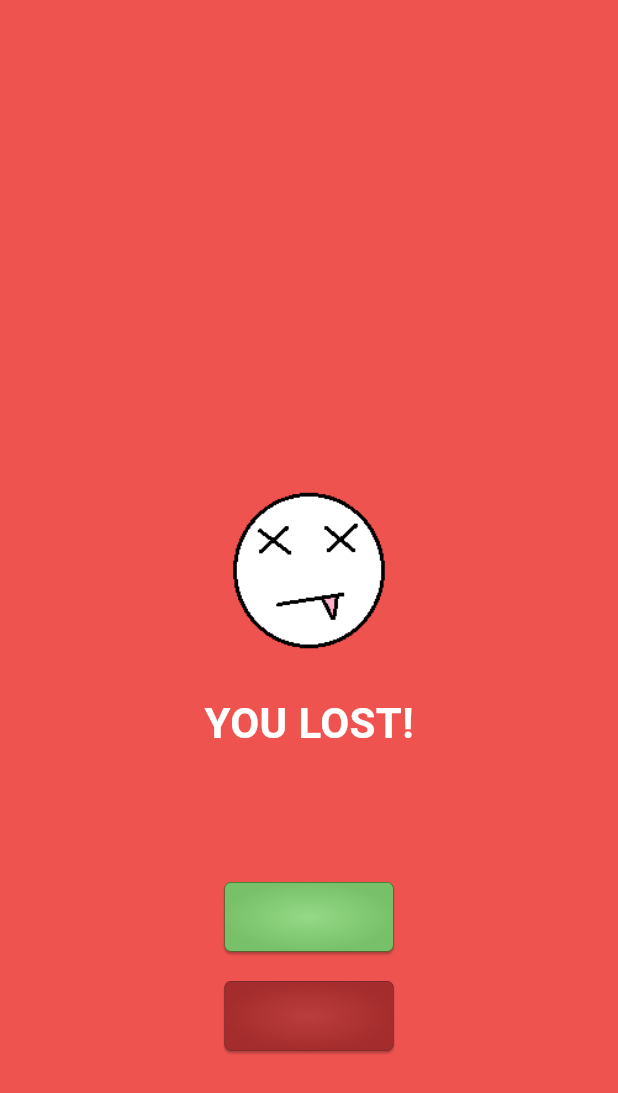
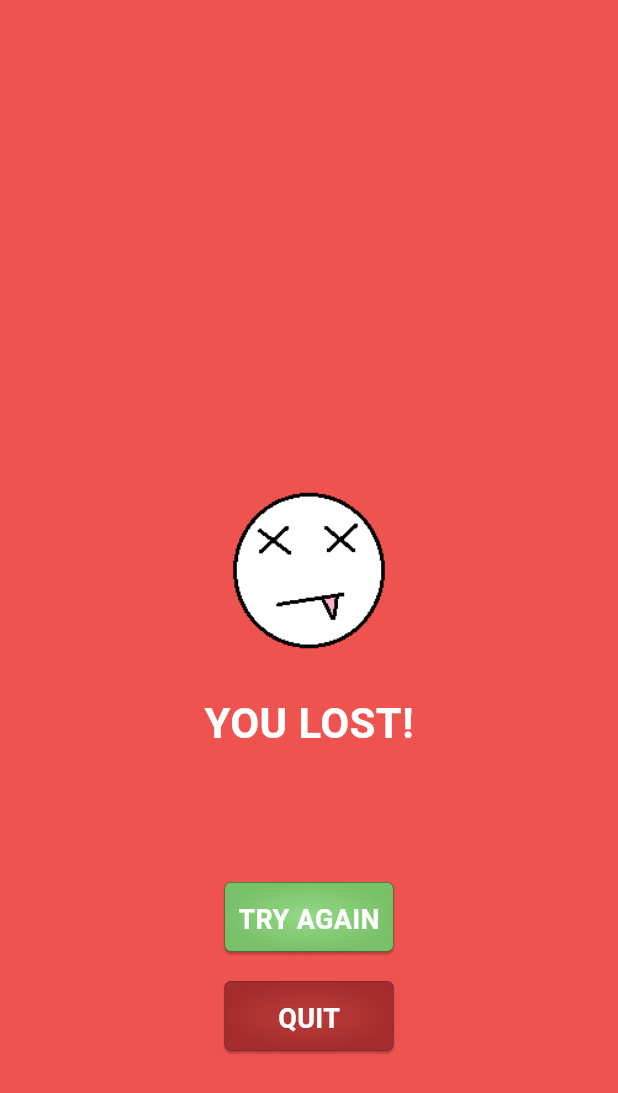
Before and after one commit to pzx118413/hangman-game-flutter, a Flutter app: the LoseScreen screen opened directly, on a phone screen of 412 x 824 dp. Shown: the top 1093 px of the screen. Run offline on Flutter 3.47's test engine with Material 3 defaults, Android fonts, the phone set to English and light mode, and no system bars; our stand-ins replace audioplayers.

Commit message:
Fixed lack of text on buttons.

```diff
--- a/lib/screens/lose_screen.dart
+++ b/lib/screens/lose_screen.dart
@@ -7,21 +7,19 @@ class LoseScreen extends StatefulWidget {
   @override
   State<LoseScreen> createState() => _LoseScreenState();
 }
-
 class _LoseScreenState extends State<LoseScreen> {
   @override
   void initState() {
     super.initState();
     SoundManager.playLose();
   }
-
   @override
   Widget build(BuildContext context) {
     return Scaffold(
       backgroundColor: Colors.red.shade400,
       body: Stack(
         children: [
-          // FACE + TEXT
+          // YOU LOST
           Center(
             child: Column(
               mainAxisAlignment: MainAxisAlignment.center,
@@ -42,33 +40,56 @@ class _LoseScreenState extends State<LoseScreen> {
               ],
             ),
           ),
-
-          // BUTTONS
           Positioned(
             bottom: 120,
             left: 0,
             right: 0,
             child: Column(
               children: [
-                // REPLAY
+                // TRY AGAIN
                 GestureDetector(
                   onTap: () {
                     Navigator.pop(context);
                   },
-                  child: Image.asset(
-                    'assets/images/Property1=Default.png',
-                    height: 50,
+                  child: Stack(
+                    alignment: Alignment.center,
+                    children: [
+                      Image.asset(
+                        'assets/images/Property1=Default.png',
+                        height: 50,
+                      ),
+                      const Text(
+                        'TRY AGAIN',
+                        style: TextStyle(
+                          fontSize: 18,
+                          fontWeight: FontWeight.bold,
+                          color: Colors.white,
+                        ),
+                      ),
+                    ],
                   ),
                 ),
                 const SizedBox(height: 16),
-                // QUIT
                 GestureDetector(
                   onTap: () {
                     Navigator.popUntil(context, (r) => r.isFirst);
                   },
-                  child: Image.asset(
-                    'assets/images/Property1=Quit.png',
-                    height: 50,
+                  child: Stack(
+                    alignment: Alignment.center,
+                    children: [
+                      Image.asset(
+                        'assets/images/Property1=Quit.png',
+                        height: 50,
+                      ),
+                      const Text(
+                        'QUIT',
+                        style: TextStyle(
+                          fontSize: 18,
+                          fontWeight: FontWeight.bold,
+                          color: Colors.white,
+                        ),
+                      ),
+                    ],
                   ),
                 ),
               ],
```
